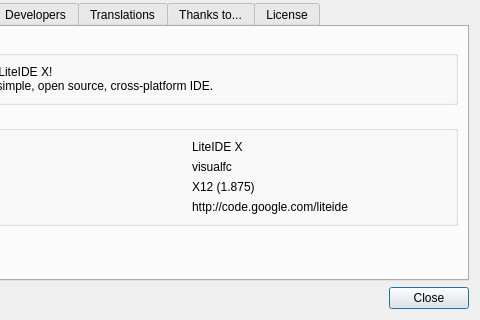
The window that liteidex/src/liteapp/aboutdialog.ui (seanxyh/liteide) describes before a commit, drawn with Qt 5; both pictures show x 102 to 582 and y 112 to 432 of the 582 by 432 pixel window.
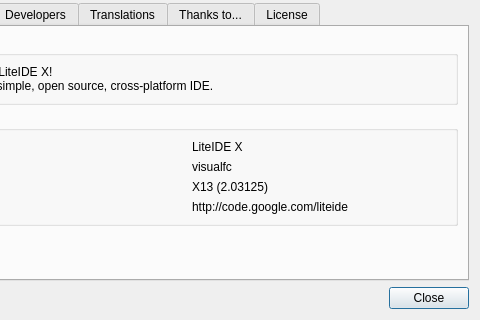
The same window after the commit. Icons and pictures are not drawn.

```diff
--- a/liteidex/src/liteapp/aboutdialog.ui
+++ b/liteidex/src/liteapp/aboutdialog.ui
@@ -249,7 +249,7 @@
           <item row="2" column="1">
            <widget class="QLabel" name="label_16">
             <property name="text">
-             <string notr="true">X12 (1.875)</string>
+             <string notr="true">X13 (2.03125)</string>
             </property>
            </widget>
           </item>
```
Left out of the diff: 2 changed lines with no effect on the pictures.
